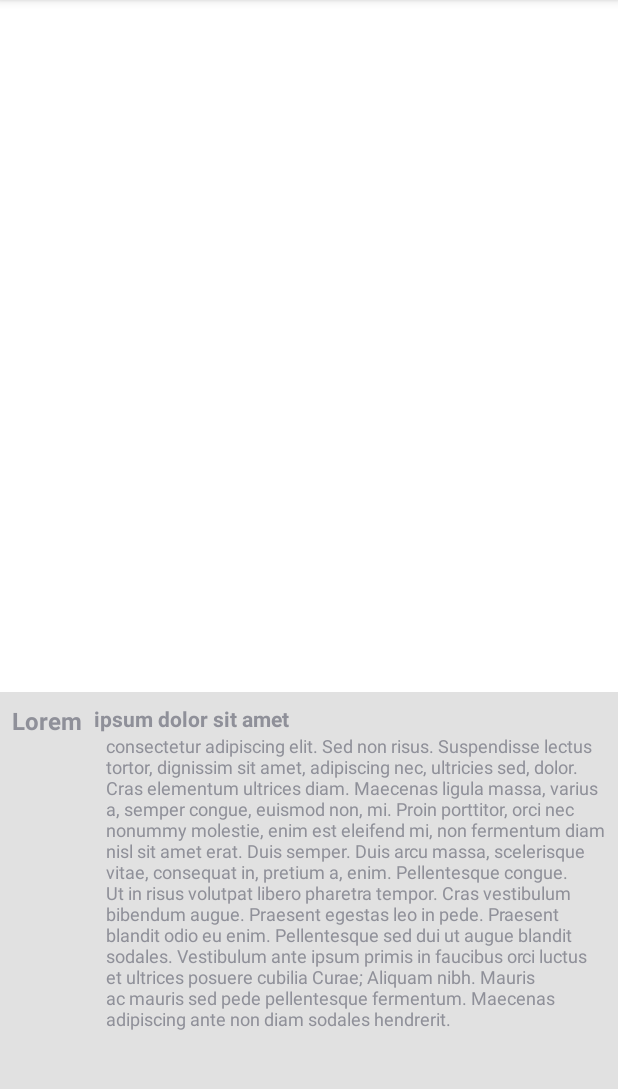
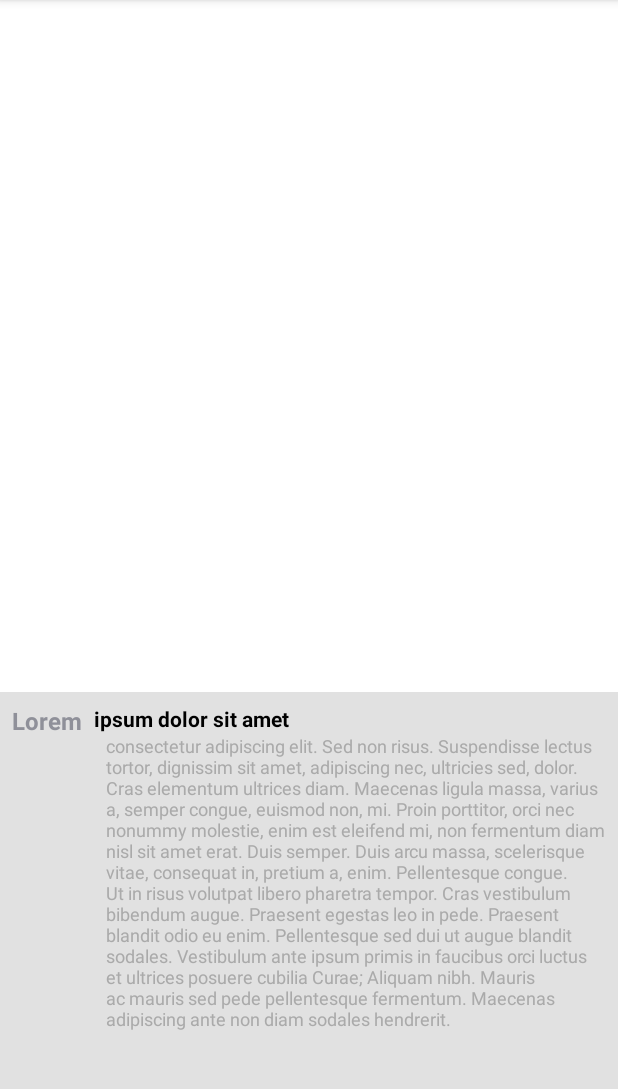
Before and after one commit to StanKocken/EfficientAdapter, an Android app: the HeterogeneousListActivity screen opened directly, with no data from a screen before it, scrolled down 1074 dp, on a phone screen of 412 x 824 dp, the part 84-1173 px from its top. Run offline under Robolectric (Android 15) with nearby library versions, the phone set to English and light mode, and no system bars.

Commit message:
[sample] Fixed text color in sample

```diff
--- a/example/src/main/res/layout/item_book.xml
+++ b/example/src/main/res/layout/item_book.xml
@@ -19,6 +19,7 @@
             android:layout_height="wrap_content"
             android:textSize="14sp"
             android:textStyle="bold"
+            android:textColor="@android:color/black"
             android:layout_marginLeft="8dp"
             android:layout_toRightOf="@id/author_textview"/>
 
@@ -27,6 +28,7 @@
             android:layout_width="wrap_content"
             android:layout_height="wrap_content"
             android:textSize="12sp"
+            android:textColor="@android:color/darker_gray"
             android:layout_marginLeft="8dp"
             android:layout_below="@id/title_textview"
             android:layout_alignLeft="@id/title_textview"/>
--- a/example/src/main/res/layout/item_plane.xml
+++ b/example/src/main/res/layout/item_plane.xml
@@ -17,6 +17,7 @@
             android:layout_height="wrap_content"
             android:textStyle="bold"
             android:textSize="16sp"
+            android:textColor="@android:color/black"
             android:layout_alignTop="@id/plane_imageview"
             android:layout_toRightOf="@id/plane_imageview"/>
 
@@ -25,6 +26,7 @@
             android:layout_width="wrap_content"
             android:layout_height="wrap_content"
             android:textSize="12sp"
+            android:textColor="@android:color/darker_gray"
             android:layout_below="@id/manufacturer_textview"
             android:layout_alignLeft="@id/manufacturer_textview"/>
 
```
